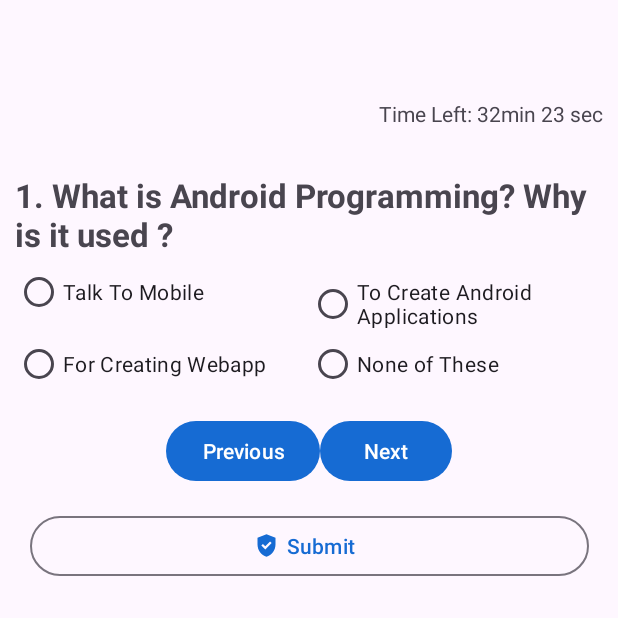
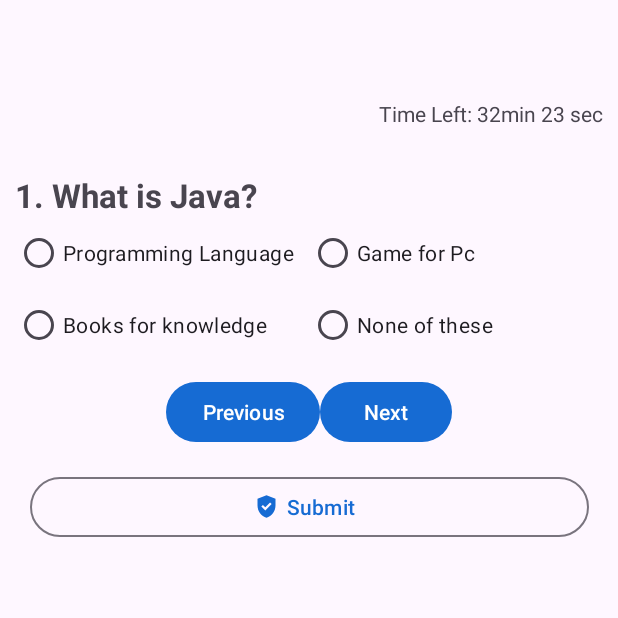
Before and after one commit to ptimsina1127/QuizGameApp, an Android app: the screen it shows after launch (MainActivity), on a phone screen of 412 x 824 dp, the top half of it. Run offline under Robolectric (Android 15) with nearby library versions, the phone set to English and light mode, and no system bars.

Commit message:
Question Generator and MainActivity is Working.

```diff
--- a/app/src/main/java/com/example/quizgameapp/MainActivity.java
+++ b/app/src/main/java/com/example/quizgameapp/MainActivity.java
@@ -1,14 +1,104 @@
 package com.example.quizgameapp;
+
+import android.os.Bundle;
+import android.view.View;
+import android.widget.RadioButton;
+import android.widget.Toast;
 
 import androidx.appcompat.app.AppCompatActivity;
 
-import android.os.Bundle;
+import com.example.quizgameapp.data.Question;
+import com.example.quizgameapp.databinding.ActivityMainBinding;
+import com.example.quizgameapp.helper.QuestionGenerator;
 
-public class MainActivity extends AppCompatActivity {
+import java.util.List;
+
+public class MainActivity extends AppCompatActivity implements View.OnClickListener {
+    ActivityMainBinding binding;
+
+    private RadioButton[] checkButtons = new RadioButton[4];
+    int currentIndex = 0;
+    List<Question> questions;
 
     @Override
     protected void onCreate(Bundle savedInstanceState) {
         super.onCreate(savedInstanceState);
-        setContentView(R.layout.activity_main);
+        binding = ActivityMainBinding.inflate(getLayoutInflater());
+        setContentView(binding.getRoot());
+
+        initComponents();
+    }
+
+    private void initComponents() {
+        checkButtons[0] = binding.option1;
+        checkButtons[1] = binding.option2;
+        checkButtons[2] = binding.option3;
+        checkButtons[3] = binding.option4;
+
+        for (RadioButton button:checkButtons){
+            button.setOnClickListener(this);
+        }
+        questions = QuestionGenerator.getQuestions();
+        Question question = questions.get(currentIndex);
+        setQuestionToView(question,currentIndex);
+
+        binding.nextButton.setOnClickListener(e->{
+            nextQuestion();
+        });
+
+        binding.previousButton.setOnClickListener(e->{
+            previousQuestion();
+        });
+
+    }
+
+    private void previousQuestion() {
+        currentIndex = currentIndex-1;
+        if(currentIndex<0){
+            Toast.makeText(this, "Already At First Question", Toast.LENGTH_SHORT).show();
+            currentIndex =0;
+        }
+        else{
+            setQuestionToView(questions.get(currentIndex),currentIndex);
+        }
+    }
+
+    private void nextQuestion() {
+        currentIndex = currentIndex+1;
+
+        if (currentIndex> questions.size()-1){
+            Toast.makeText(this, "This is the Last Question", Toast.LENGTH_SHORT).show();
+            currentIndex = questions.size()-1;
+        }else{
+            setQuestionToView(questions.get(currentIndex),currentIndex);
+        }
+
+    }
+
+    @Override
+    public void onClick(View v) {
+        //Toast.makeText(this, "Button Clicked", Toast.LENGTH_LONG).show();
+        RadioButton buttonClicked = (RadioButton) v;
+        for (RadioButton button:checkButtons){
+            button.setChecked(button.getId()==buttonClicked.getId());
+        }
+        questions.get(currentIndex).setCheckValue(buttonClicked.getId());
+    }
+
+
+    private void setQuestionToView(Question question, int index){
+        binding.question.setText((currentIndex+1)+". "+question.getQuestion());
+        binding.option1.setText(question.getOption1());
+        binding.option2.setText(question.getOption2());
+        binding.option3.setText(question.getOption3());
+        binding.option4.setText(question.getOption4());
+
+        for(RadioButton button:checkButtons){
+            if (questions.get(currentIndex).getCheckValue()==button.getId()){
+                button.setChecked(true);
+            }else{
+                button.setChecked(false);
+            }
+        }
     }
 }
--- /dev/null
+++ b/app/src/main/java/com/example/quizgameapp/data/Question.java
@@ -0,0 +1,102 @@
+package com.example.quizgameapp.data;
+
+public class Question {
+    private int id;
+
+    private String question;
+
+    private String option1;
+    private String option2;
+    private String option3;
+    private String option4;
+
+    private String answer;
+    private String answerExplanation;
+    private int checkValue = -1;
+
+    public Question(int id, String question, String option1, String option2, String option3, String option4, String answer, String answerExplanation) {
+        this.id = id;
+        this.question = question;
+        this.option1 = option1;
+        this.option2 = option2;
+        this.option3 = option3;
+        this.option4 = option4;
+        this.answer = answer;
+        this.answerExplanation = answerExplanation;
+    }
+
+    public Question() {
+    }
+
+    public int getId() {
+        return id;
+    }
+
+    public void setId(int id) {
+        this.id = id;
+    }
+
+    public String getQuestion() {
+        return question;
+    }
+
+    public void setQuestion(String question) {
+        this.question = question;
+    }
+
+    public String getOption1() {
+        return option1;
+    }
+
+    public void setOption1(String option1) {
+        this.option1 = option1;
+    }
+
+    public String getOption2() {
+        return option2;
+    }
+
+    public void setOption2(String option2) {
+        this.option2 = option2;
+    }
+
+    public String getOption3() {
+        return option3;
+    }
+
+    public void setOption3(String option3) {
+        this.option3 = option3;
+    }
+
+    public String getOption4() {
+        return option4;
+    }
+
+    public void setOption4(String option4) {
+        this.option4 = option4;
+    }
+
+    public String getAnswer() {
+        return answer;
+    }
+
+    public void setAnswer(String answer) {
+        this.answer = answer;
+    }
+
+    public String getAnswerExplanation() {
+        return answerExplanation;
+    }
+
+    public void setAnswerExplanation(String answerExplanation) {
+        this.answerExplanation = answerExplanation;
+    }
+
+    public int getCheckValue() {
+        return checkValue;
+    }
+
+    public void setCheckValue(int checkValue) {
+        this.checkValue = checkValue;
+    }
+}
--- /dev/null
+++ b/app/src/main/java/com/example/quizgameapp/helper/QuestionGenerator.java
@@ -0,0 +1,125 @@
+package com.example.quizgameapp.helper;
+
+import com.example.quizgameapp.data.Question;
+
+import java.util.ArrayList;
+import java.util.List;
+
+public class QuestionGenerator {
+    public static List<Question> getQuestions(){
+        List<Question> list = new ArrayList<>();
+
+        //hardcode
+        //database
+        //api
+
+        Question question = new Question();
+        question.setId(1);
+        question.setQuestion("What is Java?");
+        question.setOption1("Programming Language");
+        question.setOption2("Game for Pc");
+        question.setOption3("Books for knowledge");
+        question.setOption4("None of these");
+        question.setAnswer("Programming Language");
+        list.add(question);
+
+        Question question1 = new Question();
+        question1.setId(2);
+        question1.setQuestion("Why is Java Used?");
+        question1.setOption1("Create web Apps");
+        question1.setOption2("Create Mobile Apps");
+        question1.setOption3("Create APIs");
+        question1.setOption4("All of Above");
+        question1.setAnswer("All of Above");
+        list.add(question1);
+
+        Question question2 = new Question();
+        question2.setId(2);
+        question2.setQuestion("What is Type Casting?");
+        question2.setOption1("Conversion Type");
+        question2.setOption2("Type Conversion");
+        question2.setOption3("Type Changing");
+        question2.setOption4("All of Above");
+        question2.setAnswer("All of Above");
+        list.add(question2);
+
+        Question question3 = new Question();
+        question3.setId(3);
+        question3.setQuestion("Which of the following is true about Java?");
+        question3.setOption1("Java is a purely procedural language.");
+        question3.setOption2("Java programs are compiled into machine language for a specific type of computer.");
+        question3.setOption3("Java supports operator overloading.");
+        question3.setOption4("Java is platform-independent.");
+        question3.setAnswer("Java is platform-independent.");
+        list.add(question3);
+
+        Question question4 = new Question();
+        question4.setId(4);
+        question4.setQuestion("What is an Activity in Android?");
+        question4.setOption1("A fragment of the user interface in an Android application.");
+        question4.setOption2("A Java class that defines the UI and behavior of a single screen.");
+        question4.setOption3("A background process that performs long-running operations.");
+        question4.setOption4("A data structure used to store application data.");
+        question4.setAnswer("A Java class that defines the UI and behavior of a single screen.");
+        list.add(question4);
+
+        // Question 5
+        Question question5 = new Question();
+        question5.setId(5);
+        question5.setQuestion("What is the output of the following Java code snippet?\n\n" +
+                "int x = 5;\n" +
+                "System.out.println(++x);");
+        question5.setOption1("5");
+        question5.setOption2("6");
+        question5.setOption3("7");
+        question5.setOption4("Compilation Error");
+        question5.setAnswer("6");
+        list.add(question5);
+
+        // Question 6
+        Question question6 = new Question();
+        question6.setId(6);
+        question6.setQuestion("Which of the following collections in Java guarantees the insertion order?");
+        question6.setOption1("HashSet");
+        question6.setOption2("TreeSet");
+        question6.setOption3("LinkedHashSet");
+        question6.setOption4("ArrayList");
+        question6.setAnswer("LinkedHashSet");
+        list.add(question6);
+
+        // Question 7
+        Question question7 = new Question();
+        question7.setId(7);
+        question7.setQuestion("What is the purpose of a layout file in Android?");
+        question7.setOption1("To store user preferences.");
+        question7.setOption2("To define the structure of user interface elements.");
+        question7.setOption3("To perform background tasks.");
+        question7.setOption4("To store application data.");
+        question7.setAnswer("To define the structure of user interface elements.");
+        list.add(question7);
+
+        // Question 8
+        Question question8 = new Question();
+        question8.setId(8);
+        question8.setQuestion("Which of the following is NOT a valid layout in Android?");
+        question8.setOption1("LinearLayout");
+        question8.setOption2("RelativeLayout");
+        question8.setOption3("FlowLayout");
+        question8.setOption4("ConstraintLayout");
+        question8.setAnswer("FlowLayout");
+        list.add(question8);
+
+        // Question 9
+        Question question9 = new Question();
+        question9.setId(9);
+        question9.setQuestion("What is the purpose of the 'R.java' file in Android?");
+        question9.setOption1("To store resource identifiers.");
+        question9.setOption2("To execute Java code.");
+        question9.setOption3("To manage app permissions.");
+        question9.setOption4("To handle network requests.");
+        question9.setAnswer("To store resource identifiers.");
+        list.add(question9);
+
+        return list;
+    }
+}
--- a/app/src/main/res/layout/activity_main.xml
+++ b/app/src/main/res/layout/activity_main.xml
@@ -18,10 +18,10 @@
     <!--Question View-->
     <TextView
         android:id="@+id/question"
-        android:layout_width="wrap_content"
+        android:layout_width="match_parent"
         android:layout_height="wrap_content"
         android:layout_marginTop="30dp"
-        android:text="1. What is Android Programming? Why is it used ?"
+        android:text="1. What is the use of Android Programming ?"
         android:textSize="22sp"
         android:textStyle="bold"
         app:layout_constraintEnd_toEndOf="parent"
@@ -87,11 +87,13 @@
         app:layout_constraintTop_toBottomOf="@+id/containeroption34">
 
         <Button
+            android:id="@+id/previousButton"
             android:layout_width="wrap_content"
             android:layout_height="wrap_content"
             android:text="Previous" />
 
         <Button
+            android:id="@+id/nextButton"
             android:layout_width="wrap_content"
             android:layout_height="wrap_content"
             android:text="Next" />
```
